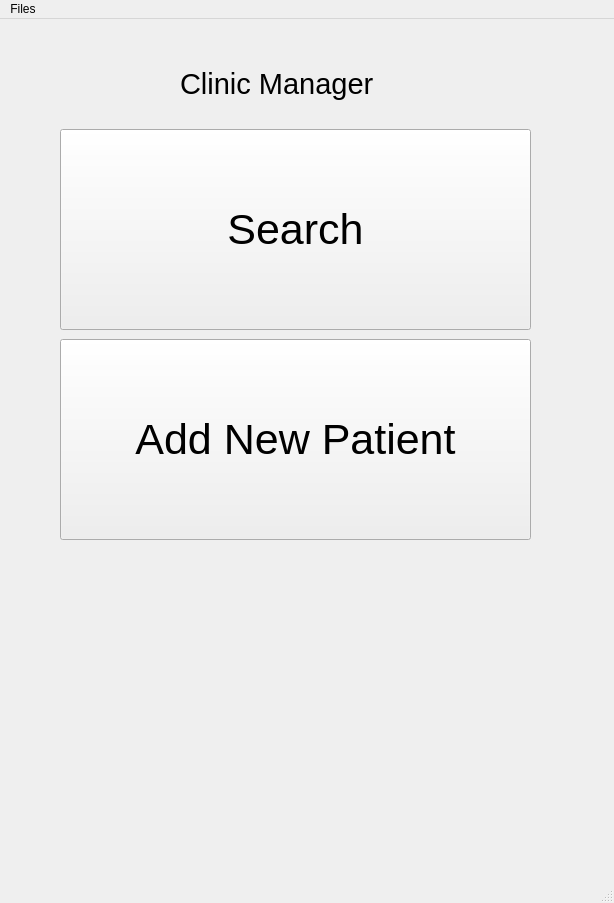
The window that form.ui (OhaoTech/ClinicManager) describes before a commit, drawn with Qt 5.
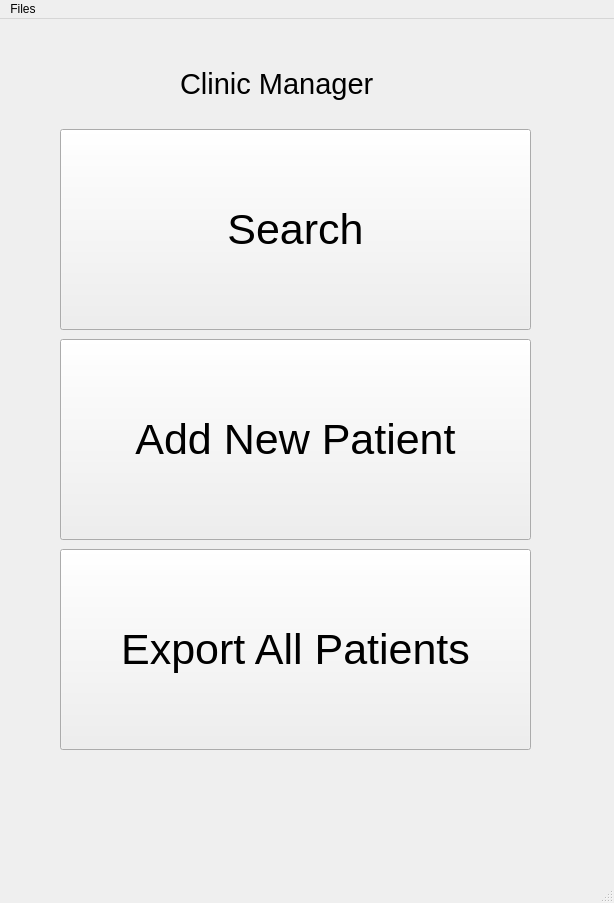
The same window after the commit. Icons and pictures are not drawn.

Commit message: add the function of exporting all patients info

```diff
--- a/form.ui
+++ b/form.ui
@@ -66,6 +66,24 @@
      <string>Add New Patient</string>
     </property>
    </widget>
+   <widget class="QPushButton" name="exportAllPatientsButton">
+    <property name="geometry">
+     <rect>
+      <x>60</x>
+      <y>530</y>
+      <width>471</width>
+      <height>201</height>
+     </rect>
+    </property>
+    <property name="font">
+     <font>
+      <pointsize>32</pointsize>
+     </font>
+    </property>
+    <property name="text">
+     <string>Export All Patients</string>
+    </property>
+   </widget>
   </widget>
   <widget class="QMenuBar" name="menubar">
    <property name="geometry">
```
Left out of the diff: 5 changed lines with no effect on the pictures. The commit also changes 4 other files.
